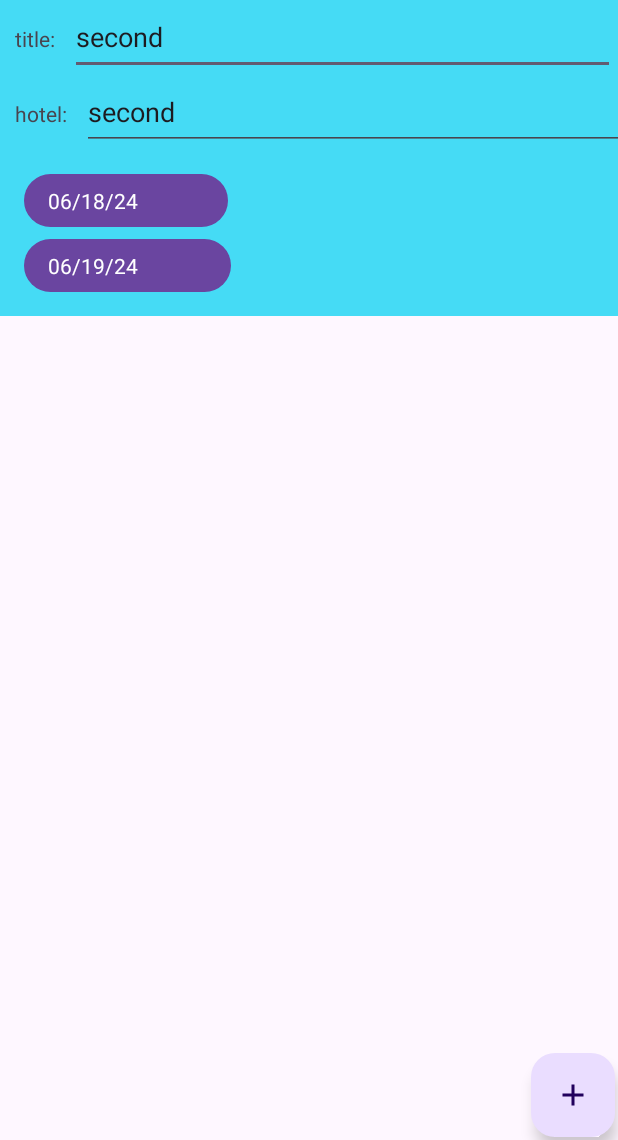
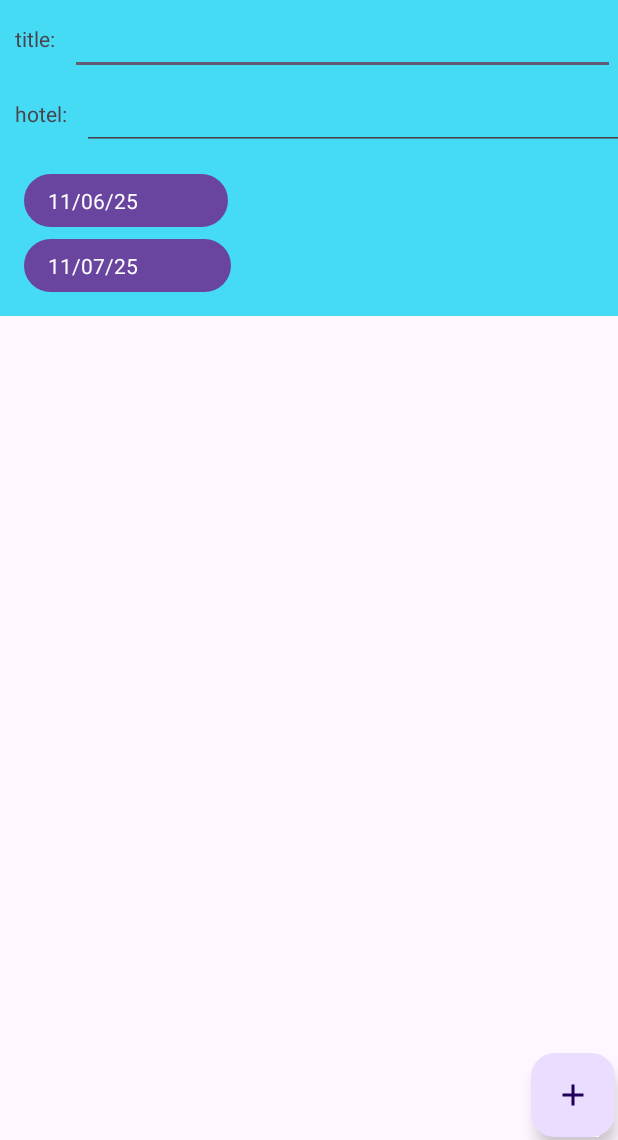
Before and after one commit to udashsanam/vacationapp, an Android app: the VacationDetails screen opened directly, with no data from a screen before it, on a phone screen of 412 x 824 dp, the part 96-1236 px from its top. Run offline under Robolectric (Android 15) with nearby library versions, the phone set to English and light mode, and no system bars.

Commit message:
add: date picker in vacation detail

```diff
--- a/app/src/main/java/net/pradhan/vacationapp/UI/VacationDetails.java
+++ b/app/src/main/java/net/pradhan/vacationapp/UI/VacationDetails.java
@@ -17,9 +17,13 @@ import com.google.android.material.floatingactionbutton.FloatingActionButton;
 
 import net.pradhan.vacationapp.R;
 
+import java.text.SimpleDateFormat;
 import java.util.Calendar;
+import java.util.Locale;
 
 public class VacationDetails extends AppCompatActivity {
+
+    TextView startDateText, endDateText;
 
     @Override
     protected void onCreate(Bundle savedInstanceState) {
@@ -44,9 +48,19 @@ public class VacationDetails extends AppCompatActivity {
 
         // Handle back button click
         toolbar.setNavigationOnClickListener(v -> onBackPressed());
-        TextView startDateText, endDateText;
         startDateText = findViewById(R.id.startDateText);
         endDateText = findViewById(R.id.endDateText);
+        // 🗓️ Set current date by default
+        String currentDate = new SimpleDateFormat("MM/dd/yy", Locale.getDefault())
+                .format(Calendar.getInstance().getTime());
+        Calendar calendar = Calendar.getInstance();
+        calendar.add(Calendar.DAY_OF_YEAR, 1); // add 1 day
+
+        String tomorrowDate = new SimpleDateFormat("MM/dd/yy", Locale.getDefault())
+                .format(calendar.getTime());
+
+        startDateText.setText(currentDate);
+        endDateText.setText(tomorrowDate);
 
         startDateText.setOnClickListener(v -> showDatePicker(startDateText));
         endDateText.setOnClickListener(v -> showDatePicker(endDateText));
--- a/app/src/main/res/layout/activity_vacation_details.xml
+++ b/app/src/main/res/layout/activity_vacation_details.xml
@@ -54,7 +54,7 @@
                 android:id="@+id/titletext"
                 android:layout_width="363dp"
                 android:layout_height="50dp"
-                android:text="second"></EditText>
+               ></EditText>
         </LinearLayout>
 
         <LinearLayout
@@ -72,7 +72,7 @@
                 android:id="@+id/hotelText"
                 android:layout_width="363dp"
                 android:layout_height="50dp"
-                android:text="second"></EditText>
+               ></EditText>
         </LinearLayout>
 
         <LinearLayout xmlns:android="http://schemas.android.com/apk/res/android"
```
